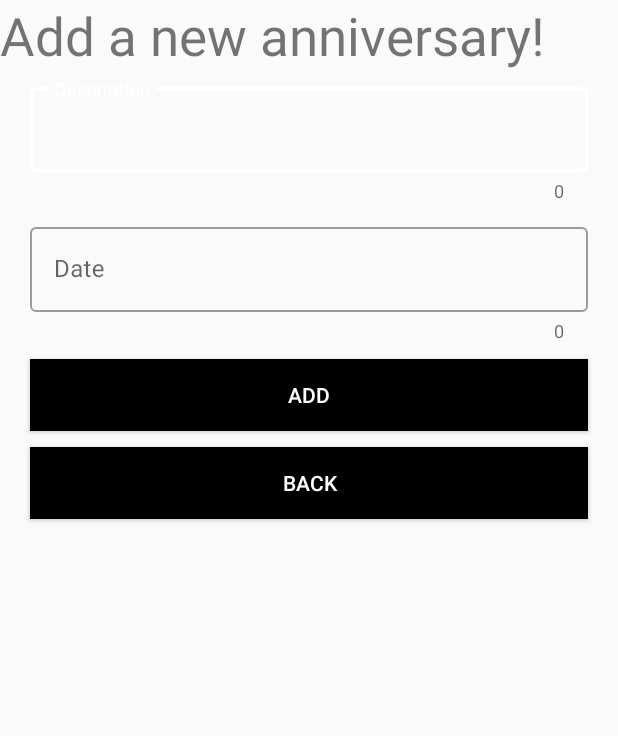
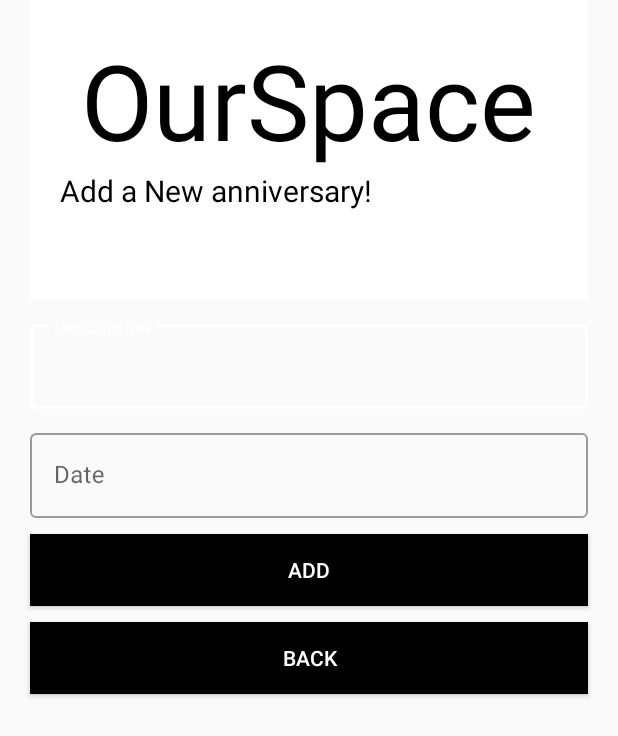
Before and after one commit to Tec9-RushB-Group/OurSpace, an Android app: the AddAnniversary screen opened directly, with no data from a screen before it, on a phone screen of 412 x 824 dp. Shown: the top 736 px of the screen. Run offline under Robolectric (Android 15) with nearby library versions, the phone set to English and light mode, and no system bars; Roboto replaces fonts that are not available here.

Commit message:
ui update

```diff
--- a/app/src/main/res/layout/activity_add_anniversary.xml
+++ b/app/src/main/res/layout/activity_add_anniversary.xml
@@ -7,14 +7,45 @@
     tools:context=".AddAnniversary"
     android:orientation="vertical">
 
-    <TextView
-        android:id="@+id/add_anniversaries_text"
+    <RelativeLayout
         android:layout_width="match_parent"
-        android:layout_height="wrap_content"
-        android:text="Add a new anniversary!"
-        android:textSize="35sp"/>
+        android:layout_height="200dp"
+        android:background="#fff"
+        android:layout_marginTop="0dp"
+        android:layout_marginLeft="20dp"
+        android:layout_marginRight="20dp">
 
 
+        <TextView
+            android:id="@+id/welcome_text"
+            android:layout_width="wrap_content"
+            android:layout_height="wrap_content"
+            android:text="@string/welcome"
+            android:textSize="70sp"
+            android:layout_marginTop="20dp"
+            android:layout_centerHorizontal="true"
+            android:textColor="#000"
+            android:transitionName="logo_text"/>
+        <TextView
+            android:id="@+id/slogan_text"
+            android:layout_width="wrap_content"
+            android:layout_height="wrap_content"
+            android:text="Add a New anniversary!"
+            android:layout_below="@id/welcome_text"
+            android:textSize="20sp"
+            android:layout_marginLeft="20dp"
+            android:textColor="#000"
+            android:transitionName="slogan_text"/>
+
+
+    </RelativeLayout>
+
+
+    <RelativeLayout
+        android:layout_width="wrap_content"
+        android:layout_height="wrap_content"
+        android:layout_marginTop="5dp"
+        android:layout_marginBottom="5dp">
         <com.google.android.material.textfield.TextInputLayout
             android:id="@+id/anniversary_description"
             style="@style/Widget.MaterialComponents.TextInputLayout.OutlinedBox"
@@ -24,13 +55,11 @@
             android:layout_marginTop="5dp"
             android:layout_marginRight="20dp"
             android:layout_marginBottom="5dp"
-        android:hint="Description"
-        app:counterEnabled="true">
+            android:hint="Description">
 
             <com.google.android.material.textfield.TextInputEditText
                 android:layout_width="match_parent"
-            android:layout_height="wrap_content"
-            android:inputType="textEmailAddress">
+                android:layout_height="wrap_content">
 
             </com.google.android.material.textfield.TextInputEditText>
         </com.google.android.material.textfield.TextInputLayout>
@@ -38,25 +67,25 @@
         <com.google.android.material.textfield.TextInputLayout
             android:id="@+id/anniversary_date"
             style="@style/Widget.MaterialComponents.TextInputLayout.OutlinedBox"
+            android:layout_below="@id/anniversary_description"
             android:layout_width="match_parent"
             android:layout_height="wrap_content"
             android:layout_marginLeft="20dp"
             android:layout_marginTop="5dp"
             android:layout_marginRight="20dp"
             android:layout_marginBottom="5dp"
-        android:hint="Date"
-        app:counterEnabled="true">
+            android:hint="Date">
 
             <com.google.android.material.textfield.TextInputEditText
                 android:layout_width="match_parent"
-            android:layout_height="wrap_content"
-            android:inputType="textEmailAddress">
+                android:layout_height="wrap_content">
 
             </com.google.android.material.textfield.TextInputEditText>
         </com.google.android.material.textfield.TextInputLayout>
 
         <Button
             android:id="@+id/add_anniversary_button"
+            android:layout_below="@id/anniversary_date"
             android:layout_width="match_parent"
             android:layout_height="wrap_content"
             android:layout_marginLeft="20dp"
@@ -70,6 +99,7 @@
 
         <Button
             android:id="@+id/back_to_anniversaries"
+            android:layout_below="@id/add_anniversary_button"
             android:layout_width="match_parent"
             android:layout_height="wrap_content"
             android:layout_marginLeft="20dp"
@@ -80,5 +110,6 @@
             android:text="Back"
             android:textColor="#fff"
             android:transitionName="sign_in_tran" />
+    </RelativeLayout>
 
 </LinearLayout>
```
Lines whose indentation alone changed are shown as unchanged.
